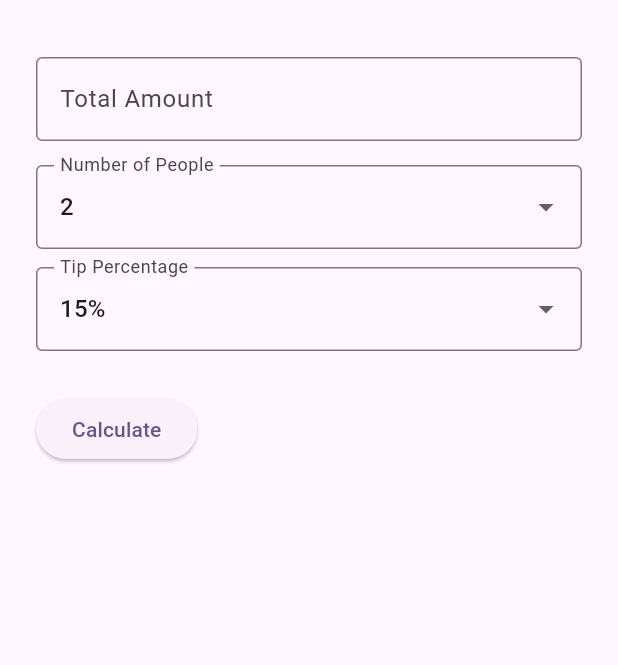
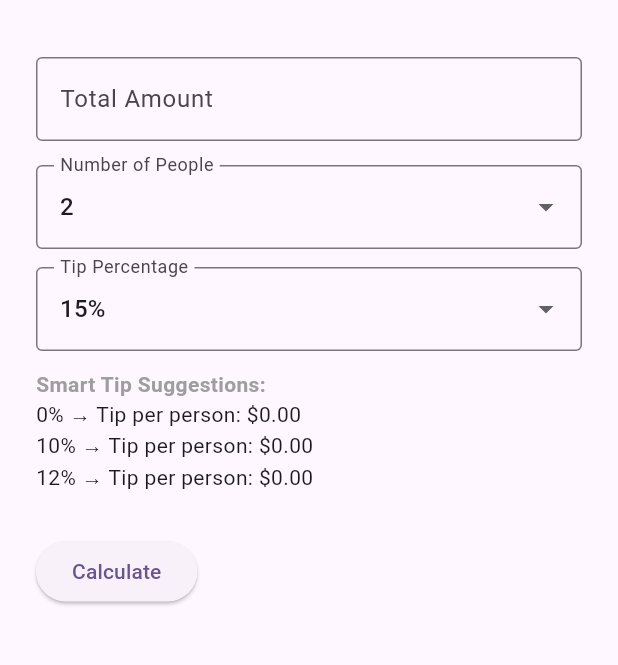
Before and after one commit to Quicline/quicksplit, a Flutter app: the QuickSplitScreen screen opened directly, on a phone screen of 412 x 824 dp, the part 63-728 px from its top. Run offline on Flutter 3.47's test engine with Material 3 defaults, Android fonts, the phone set to English and light mode, and no system bars; our stand-ins replace shared_preferences; accounts and stored records are empty.

Commit message:
Refactor smart tip suggestions in QuickSplitScreen for improved calculation and display

```diff
--- a/lib/screens/quick_split_screen.dart
+++ b/lib/screens/quick_split_screen.dart
@@ -81,7 +81,6 @@ class _QuickSplitScreenState extends State<QuickSplitScreen> {
                 border: OutlineInputBorder(),
               ),
               keyboardType: TextInputType.numberWithOptions(decimal: true),
-              onChanged: (_) => _calculateSplit(),
             ),
             const SizedBox(height: 16),
             DropdownButtonFormField<int>(
@@ -102,7 +101,6 @@ class _QuickSplitScreenState extends State<QuickSplitScreen> {
                   setState(() {
                     _selectedPeople = value;
                   });
-                  _calculateSplit();
                 }
               },
             ),
@@ -114,14 +112,13 @@ class _QuickSplitScreenState extends State<QuickSplitScreen> {
                 border: OutlineInputBorder(),
               ),
               items:
-                  ['10%', '15%', '18%', '20%', 'Other'].map((value) {
+                  ['0%', '10%', '15%', '18%', '20%', 'Other'].map((value) {
                     return DropdownMenuItem(value: value, child: Text(value));
                   }).toList(),
               onChanged: (value) {
                 setState(() {
                   _selectedTip = value!;
                 });
-                _calculateSplit();
               },
             ),
             if (_selectedTip == 'Other') ...[
@@ -133,7 +130,25 @@ class _QuickSplitScreenState extends State<QuickSplitScreen> {
                   border: OutlineInputBorder(),
                 ),
                 keyboardType: TextInputType.numberWithOptions(decimal: true),
-                onChanged: (_) => _calculateSplit(),
+              ),
+            ],
+            if (_selectedTip != 'Other') ...[
+              const SizedBox(height: 12),
+              const Text(
+                'Smart Tip Suggestions:',
+                style: TextStyle(
+                  fontSize: 14,
+                  fontWeight: FontWeight.w600,
+                  color: Colors.grey,
+                ),
+              ),
+              ..._calculateRoundedSmartTips(
+                double.tryParse(_totalController.text) ?? 0,
+                _selectedPeople,
+              ).entries.map(
+                (entry) => Text(
+                  '${entry.key} → Tip per person: \$${entry.value.toStringAsFixed(2)}',
+                ),
               ),
             ],
             const SizedBox(height: 12),
@@ -181,24 +196,6 @@ class _QuickSplitScreenState extends State<QuickSplitScreen> {
                   ),
                 ),
               const SizedBox(height: 12),
-              const Text(
-                'Smart Tip Suggestions (per person):',
-                style: TextStyle(
-                  fontSize: 14,
-                  fontWeight: FontWeight.w600,
-                  color: Colors.grey,
-                ),
-              ),
-              Text(
-                '10% → \$${(((double.tryParse(_totalController.text) ?? 0) * 0.10) / _selectedPeople).toStringAsFixed(2)}',
-              ),
-              Text(
-                '15% → \$${(((double.tryParse(_totalController.text) ?? 0) * 0.15) / _selectedPeople).toStringAsFixed(2)}',
-              ),
-              Text(
-                '20% → \$${(((double.tryParse(_totalController.text) ?? 0) * 0.20) / _selectedPeople).toStringAsFixed(2)}',
-              ),
-              const SizedBox(height: 20),
               ElevatedButton.icon(
                 icon: const Icon(Icons.copy),
                 label: const Text('Copy Summary'),
@@ -258,3 +255,27 @@ Each pays: \$${_result!.toStringAsFixed(2)}
     );
   }
 }
+
+Map<String, double> _calculateRoundedSmartTips(double total, int people) {
+  final suggestions = <String, double>{};
+  final realisticPercents = [0, 10, 12, 15, 18, 20, 22, 25];
+
+  for (var percent in realisticPercents) {
+    final tipAmount = total * (percent / 100);
+    final totalWithTip = total + tipAmount;
+    final perPerson = totalWithTip / people;
+
+    // Round to the nearest 0.50
+    final roundedPerPerson = (perPerson * 2).ceil() / 2;
+    final roundedTotal = roundedPerPerson * people;
+    final adjustedTip = roundedTotal - total;
+
+    if ((roundedPerPerson * 100) % 50 == 0) {
+      suggestions['$percent%'] = adjustedTip / people;
+    }
+
+    if (suggestions.length >= 3) break;
+  }
+
+  return suggestions;
+}
```
